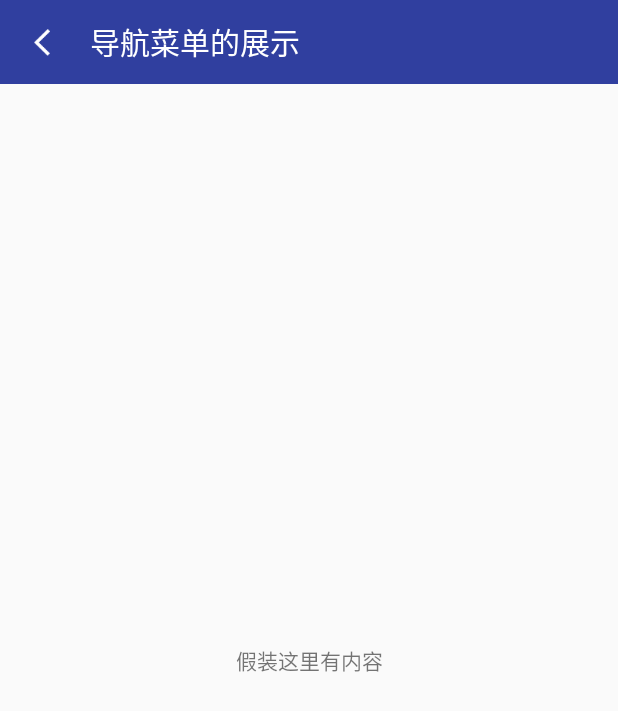
After one commit to AngleLong/NewMaterialDesign, an Android app: the NavigationActivity screen opened directly, with no data from a screen before it, on a phone screen of 412 x 824 dp. The commit adds this screen. Shown: the top 711 px of the screen. Run offline under Robolectric (Android 15) with nearby library versions, the phone set to English and light mode, and no system bars.

Commit message:
'添加了navigation和Drawer的使用'

```diff
--- a/app/src/main/AndroidManifest.xml
+++ b/app/src/main/AndroidManifest.xml
@@ -19,7 +19,9 @@
         <activity android:name=".toolbar.ZhiHuToolbarActivity" />
         <activity android:name=".toolbar.DefaultToolbarActivity" />
         <activity android:name=".toolbar.WithFragmentActivity" />
-        <activity android:name=".toolbar.YunActivity"></activity>
+        <activity android:name=".toolbar.YunActivity" />
+        <activity android:name=".navigation.NavigationActivity"
+            android:theme="@style/BaseTheme"/>
     </application>
 
 </manifest>
--- /dev/null
+++ b/app/src/main/java/com/jinlong/newmaterialdesign/navigation/NavigationActivity.java
@@ -0,0 +1,15 @@
+package com.jinlong.newmaterialdesign.navigation;
+
+import android.support.v7.app.AppCompatActivity;
+import android.os.Bundle;
+
+import com.jinlong.newmaterialdesign.R;
+
+public class NavigationActivity extends AppCompatActivity {
+
+    @Override
+    protected void onCreate(Bundle savedInstanceState) {
+        super.onCreate(savedInstanceState);
+        setContentView(R.layout.activity_navigation);
+    }
+}
--- /dev/null
+++ b/app/src/main/res/layout/activity_navigation.xml
@@ -0,0 +1,44 @@
+<?xml version="1.0" encoding="utf-8"?>
+<LinearLayout xmlns:android="http://schemas.android.com/apk/res/android"
+    xmlns:app="http://schemas.android.com/apk/res-auto"
+    android:layout_width="match_parent"
+    android:layout_height="match_parent"
+    android:orientation="vertical">
+
+    <android.support.v7.widget.Toolbar
+        android:id="@+id/toolbar"
+        android:layout_width="match_parent"
+        android:layout_height="?attr/actionBarSize"
+        android:background="@color/colorPrimaryDark"
+        app:layout_constraintBottom_toTopOf="@id/dl_content"
+        app:layout_constraintTop_toTopOf="parent"
+        app:navigationIcon="@mipmap/back_icon"
+        app:title="导航菜单的展示"
+        app:titleTextColor="@android:color/white" />
+
+    <android.support.v4.widget.DrawerLayout
+        android:id="@+id/dl_content"
+        android:layout_width="match_parent"
+        android:layout_height="match_parent">
+
+        <android.support.design.widget.NavigationView
+            android:layout_width="wrap_content"
+            android:layout_height="match_parent"
+            android:layout_gravity="left"
+            app:headerLayout="@layout/nav_header"
+            app:itemIconTint="@color/colorPrimaryDark"
+            app:menu="@menu/menu_navation_drawer" />
+        <LinearLayout
+            android:layout_width="match_parent"
+            android:layout_height="match_parent"
+            android:orientation="vertical">
+
+            <TextView
+                android:layout_width="match_parent"
+                android:layout_height="match_parent"
+                android:gravity="center"
+                android:text="假装这里有内容" />
+        </LinearLayout>
+
+    </android.support.v4.widget.DrawerLayout>
+</LinearLayout>
--- /dev/null
+++ b/app/src/main/res/menu/menu_navation_drawer.xml
@@ -0,0 +1,36 @@
+<?xml version="1.0" encoding="utf-8"?>
+<menu xmlns:android="http://schemas.android.com/apk/res/android">
+
+    <group android:checkableBehavior="single">
+        <item
+            android:id="@+id/nav_camera"
+            android:icon="@mipmap/ic_call_white_24dp"
+            android:title="打电话" />
+        <item
+            android:id="@+id/nav_gallery"
+            android:icon="@mipmap/ic_directions_bike_white_24dp"
+            android:title="骑行" />
+        <item
+            android:id="@+id/nav_slideshow"
+            android:icon="@mipmap/ic_dialer_sip_white_24dp"
+            android:title="又是打电话" />
+        <item
+            android:id="@+id/nav_manage"
+            android:icon="@mipmap/ic_chat_bubble_outline_white_24dp"
+            android:title="消息" />
+    </group>
+
+    <item android:title="底部条目组">
+        <menu>
+            <item
+                android:id="@+id/nav_share"
+                android:icon="@mipmap/ic_call_missed_outgoing_white_24dp"
+                android:title="转弯" />
+            <item
+                android:id="@+id/nav_send"
+                android:icon="@mipmap/ic_import_export_white_24dp"
+                android:title="好奇怪" />
+        </menu>
+    </item>
+
+</menu>
--- a/app/src/main/res/values/strings.xml
+++ b/app/src/main/res/values/strings.xml
@@ -3,4 +3,10 @@
 
     <!-- TODO: Remove or change this placeholder text -->
     <string name="hello_blank_fragment">Hello blank fragment</string>
+    <string name="title_activity_main2">Main2Activity</string>
+
+    <string name="navigation_drawer_open">Open navigation drawer</string>
+    <string name="navigation_drawer_close">Close navigation drawer</string>
+
+    <string name="action_settings">Settings</string>
 </resources>
--- a/app/src/main/res/values/styles.xml
+++ b/app/src/main/res/values/styles.xml
@@ -12,7 +12,7 @@
     <style name="BaseTheme" parent="AppTheme">
         <item name="windowActionBar">false</item>
         <item name="windowNoTitle">true</item>
-        <item name="android:textColorSecondary">#ffffff</item>
+        <!--<item name="android:textColorSecondary">#ffffff</item>-->
         <!--Toolbar的主题设置-->
         <item name="toolbarStyle">@style/NoSpaceActionBarTheme</item>
 
```
Also changed, not shown: app/src/main/java/com/jinlong/newmaterialdesign/MainActivity.java (+9 -0 lines), app/src/main/res/layout/activity_main.xml (+8 -1 lines), app/src/main/res/layout/nav_header.xml (added, +29 -0 lines), app/src/main/res/mipmap-xhdpi/ic_call_merge_white_24dp.png (added), app/src/main/res/mipmap-xhdpi/ic_call_missed_outgoing_white_24dp.png (added), app/src/main/res/mipmap-xhdpi/ic_call_white_24dp.png (added), app/src/main/res/mipmap-xhdpi/ic_chat_bubble_outline_white_24dp.png (added), app/src/main/res/mipmap-xhdpi/ic_dialer_sip_white_24dp.png (added), app/src/main/res/mipmap-xhdpi/ic_import_export_white_24dp.png (added), app/src/main/res/mipmap-xhdpi/ic_invert_colors_off_white_24dp.png (added).
